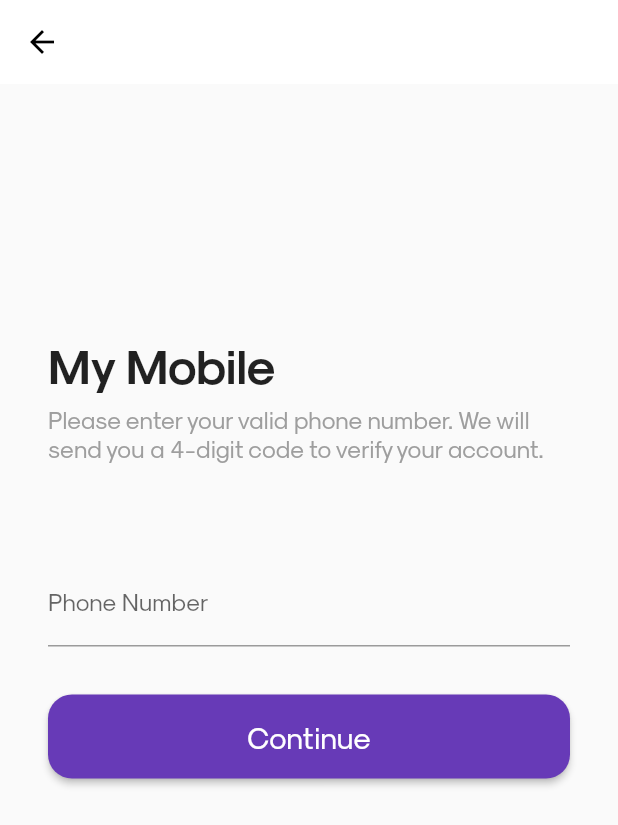
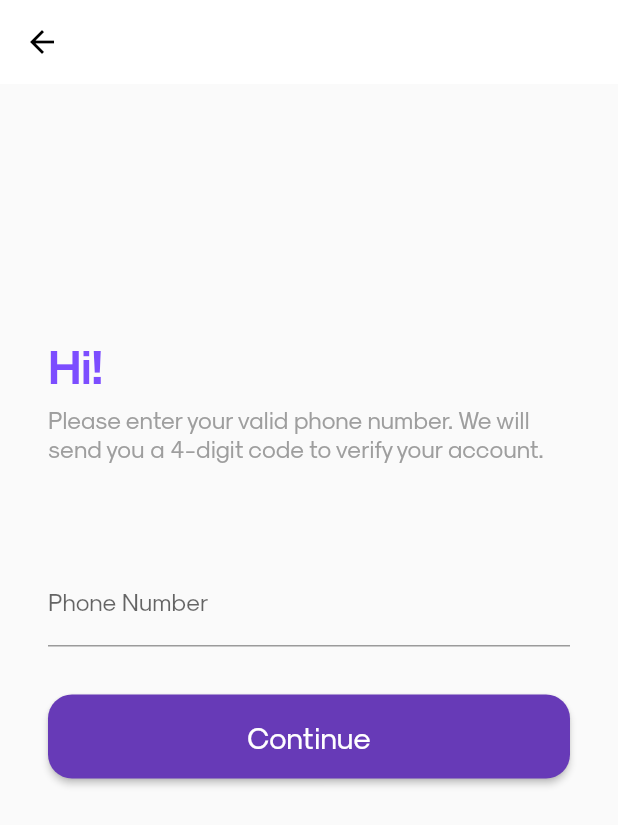
Before and after one commit to tuudug/pinly, a Flutter app: the MyMobilePage screen opened directly, on a phone screen of 412 x 824 dp. Shown: the top 825 px of the screen. Run offline on Flutter 3.47's test engine with Material 2 defaults, Android fonts, the light colour scheme and no system bars; our stand-ins replace firebase_core; accounts and stored records are empty.

Commit message:
change phone verify text

```diff
--- a/lib/screens/phone_verify.dart
+++ b/lib/screens/phone_verify.dart
@@ -33,8 +33,9 @@ class _MyMobilePageState extends State<MyMobilePage> {
               const Padding(
                 padding: EdgeInsets.only(bottom: 8.0),
                 child: Text(
-                  'My Mobile',
+                  'Hi!',
                   style: TextStyle(
+                    color: Colors.deepPurpleAccent,
                     fontSize: 32.0,
                     fontWeight: FontWeight.bold,
                   ),
```
